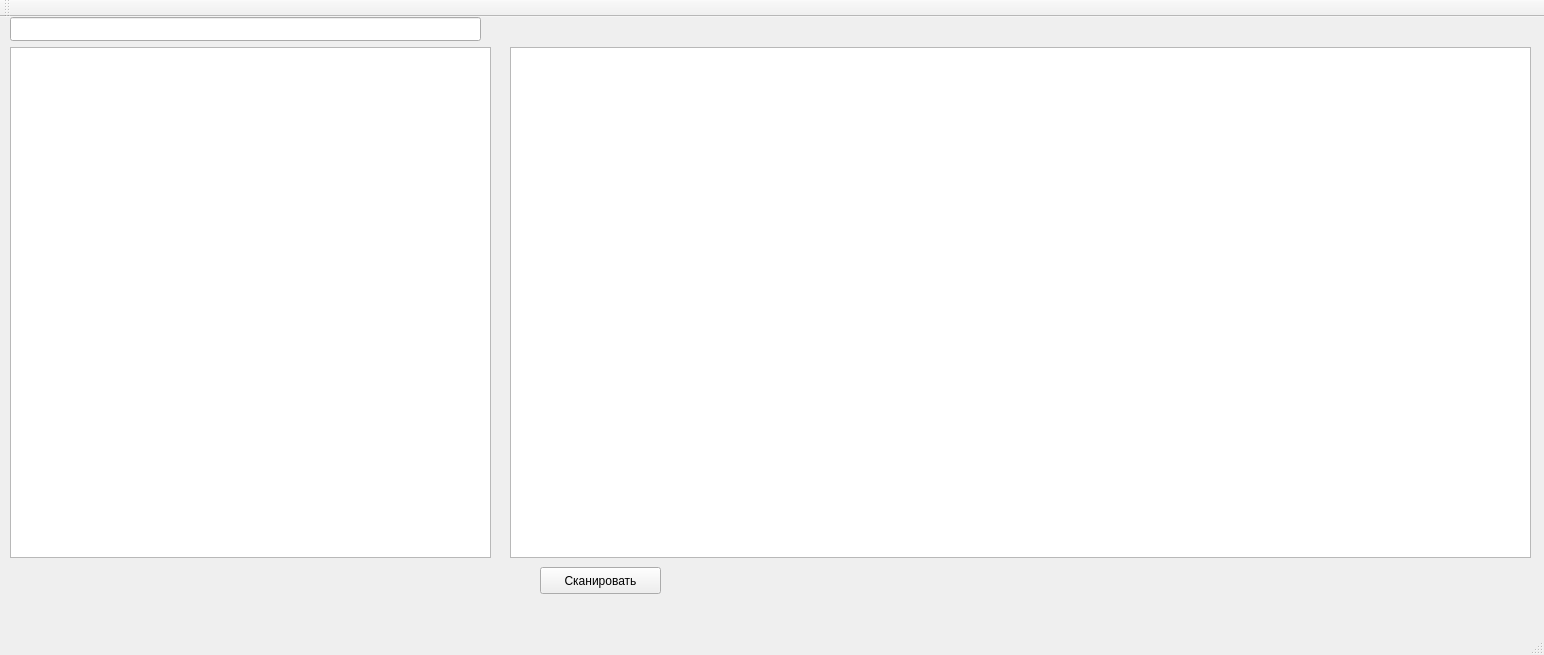
This is mainwindow.ui in loki1368/simplelib as Qt 5 draws it before an edit. The edited form follows.
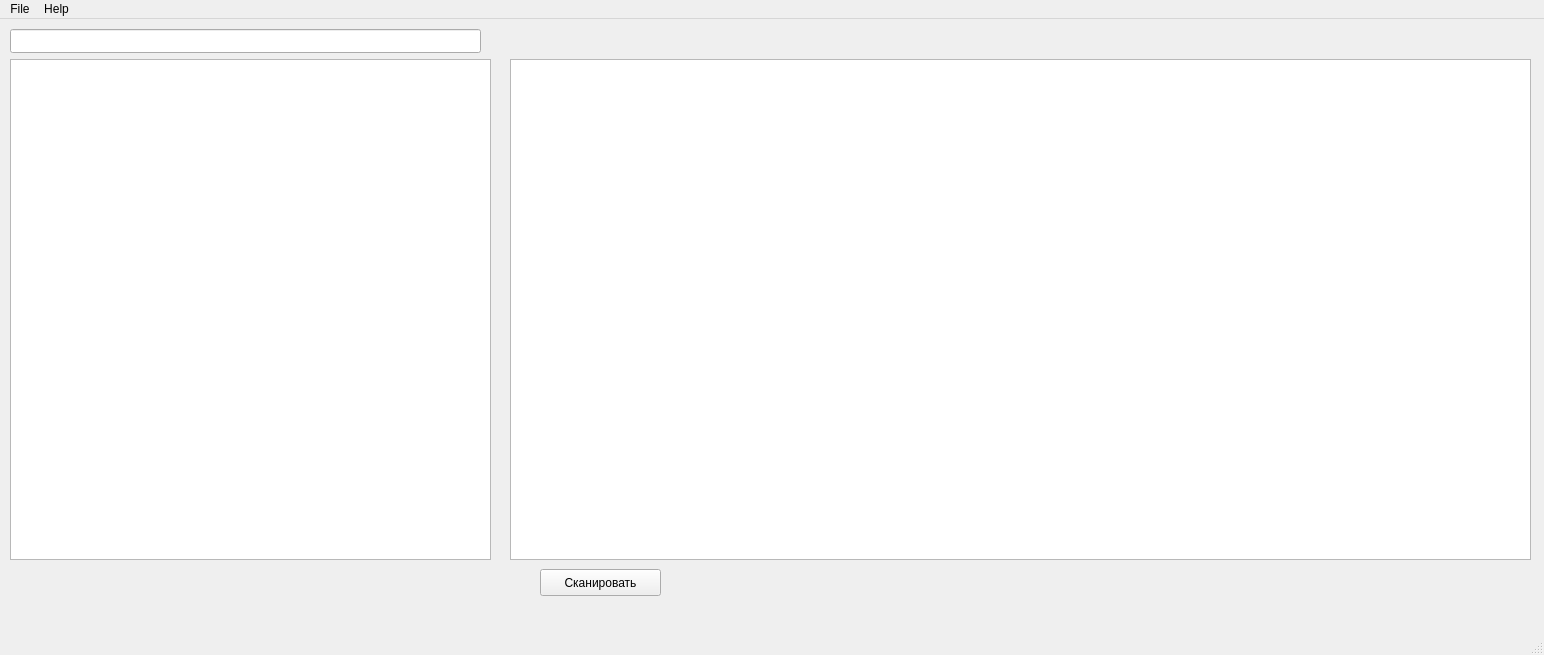
This is the edited form. Icons and pictures are not drawn.

The edit to the form file:
```diff
--- a/mainwindow.ui
+++ b/mainwindow.ui
@@ -35,9 +35,9 @@
     <property name="geometry">
      <rect>
       <x>10</x>
-      <y>30</y>
+      <y>40</y>
       <width>481</width>
-      <height>511</height>
+      <height>501</height>
      </rect>
     </property>
     <property name="movement">
@@ -54,7 +54,7 @@
     <property name="geometry">
      <rect>
       <x>10</x>
-      <y>0</y>
+      <y>10</y>
       <width>471</width>
       <height>24</height>
      </rect>
@@ -64,9 +64,9 @@
     <property name="geometry">
      <rect>
       <x>510</x>
-      <y>30</y>
+      <y>40</y>
       <width>1021</width>
-      <height>511</height>
+      <height>501</height>
      </rect>
     </property>
     <property name="contextMenuPolicy">
@@ -89,17 +89,24 @@
      <x>0</x>
      <y>0</y>
      <width>1544</width>
-     <height>23</height>
+     <height>21</height>
     </rect>
    </property>
-  </widget>
-  <widget class="QToolBar" name="mainToolBar">
-   <attribute name="toolBarArea">
-    <enum>TopToolBarArea</enum>
-   </attribute>
-   <attribute name="toolBarBreak">
-    <bool>false</bool>
-   </attribute>
+   <widget class="QMenu" name="menuFile">
+    <property name="title">
+     <string>File</string>
+    </property>
+    <addaction name="actionPreferences"/>
+    <addaction name="actionExit"/>
+   </widget>
+   <widget class="QMenu" name="menuAbout">
+    <property name="title">
+     <string>Help</string>
+    </property>
+    <addaction name="actionAbout"/>
+   </widget>
+   <addaction name="menuFile"/>
+   <addaction name="menuAbout"/>
   </widget>
   <widget class="QStatusBar" name="statusBar"/>
  </widget>
```
Left out of the diff: 15 changed lines with no effect on the pictures.
